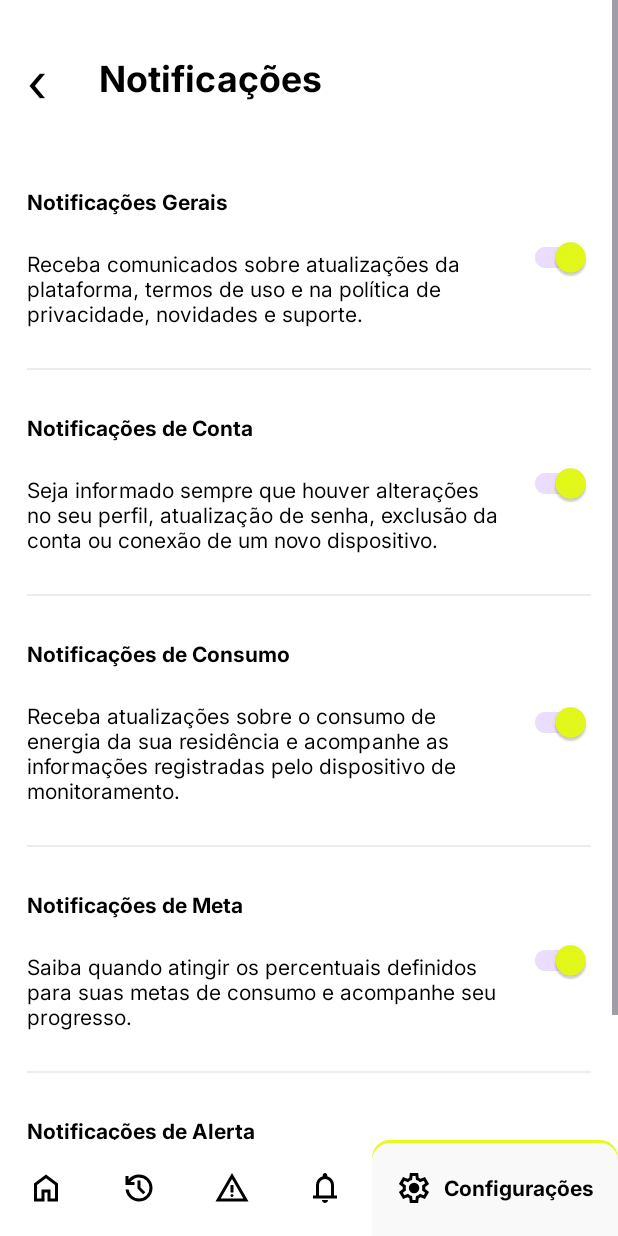
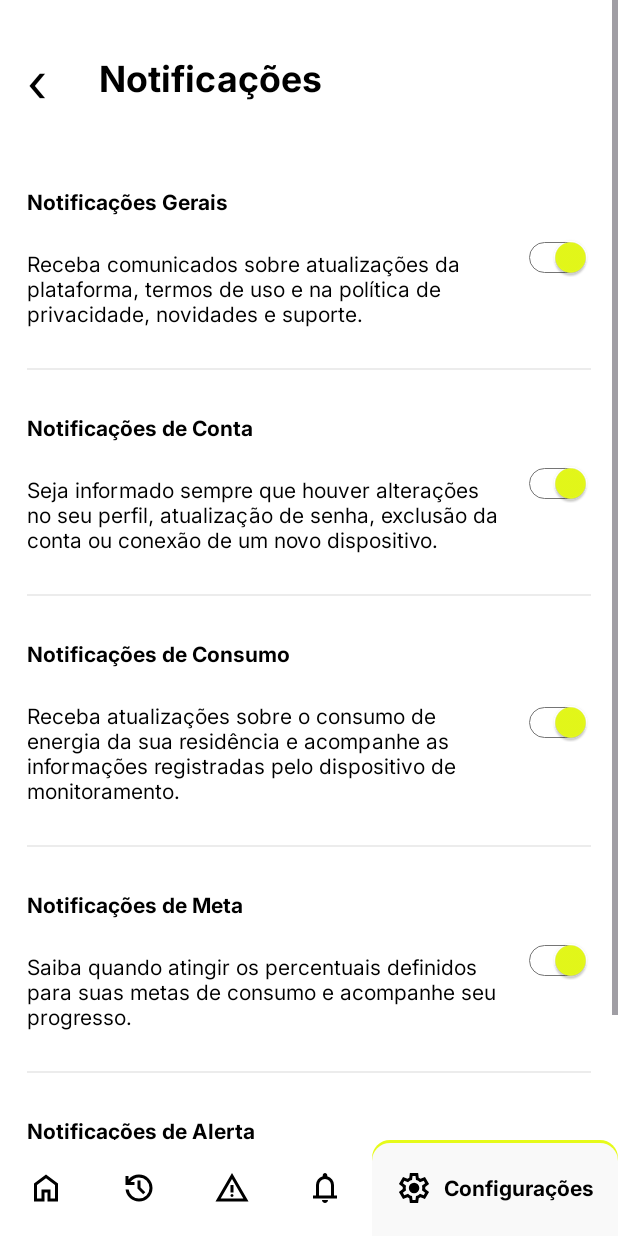
Before and after one commit to MariaVitoriaLopes/ZattsProject, an Android app: the ConfigNotificacoesActivity screen opened directly, with no data from a screen before it, on a phone screen of 412 x 824 dp. Run offline under Robolectric (Android 15) with nearby library versions, the phone set to English and light mode, and no system bars.

Commit message:
Feat: Add apk

```diff
--- a/mobile/app/build.gradle.kts
+++ b/mobile/app/build.gradle.kts
@@ -34,7 +34,7 @@ android {
             buildConfigField(
                 "String",
                 "BASE_URL",
-                "\"http://127.0.0.1:8081/\""
+                "\"https://zattsproject.onrender.com/\""
             )
         }
 
@@ -46,7 +46,7 @@ android {
             buildConfigField(
                 "String",
                 "BASE_URL",
-                "\"http://127.0.0.1:8081/\""
+                "\"https://zattsproject.onrender.com/\""
             )
         }
     }
--- /dev/null
+++ b/mobile/app/src/main/res/drawable/switch_track.xml
@@ -0,0 +1,24 @@
+<?xml version="1.0" encoding="utf-8"?>
+<selector xmlns:android="http://schemas.android.com/apk/res/android">
+
+    <item android:state_checked="true">
+        <shape android:shape="rectangle">
+            <solid android:color="#FFFFFF"/>
+            <stroke
+                android:width="0.95dp"
+                android:color="#757575"/>
+            <corners android:radius="50dp"/>
+        </shape>
+    </item>
+
+    <item>
+        <shape android:shape="rectangle">
+            <solid android:color="#E0E0E0"/>
+            <stroke
+                android:width="0.95dp"
+                android:color="#757575"/>
+            <corners android:radius="50dp"/>
+        </shape>
+    </item>
+
+</selector>
--- a/mobile/app/src/main/res/layout/activity_config_notificacoes.xml
+++ b/mobile/app/src/main/res/layout/activity_config_notificacoes.xml
@@ -93,7 +93,9 @@
                     android:layout_height="wrap_content"
                     android:checked="true"
                     android:contentDescription="Ativar notificações gerais"
-                    app:showText="false"/>
+                    app:showText="false"
+                    app:track="@drawable/switch_track"
+                    app:trackTint="@null"/>
 
             </LinearLayout>
 
@@ -142,7 +144,9 @@
                     android:layout_height="wrap_content"
                     android:checked="true"
                     android:contentDescription="Ativar notificações de conta"
-                    app:showText="false"/>
+                    app:showText="false"
+                    app:track="@drawable/switch_track"
+                    app:trackTint="@null"/>
 
             </LinearLayout>
 
@@ -191,7 +195,9 @@
                     android:layout_height="wrap_content"
                     android:checked="true"
                     android:contentDescription="Ativar notificações de consumo"
-                    app:showText="false"/>
+                    app:showText="false"
+                    app:track="@drawable/switch_track"
+                    app:trackTint="@null"/>
 
             </LinearLayout>
 
@@ -240,7 +246,9 @@
                     android:layout_height="wrap_content"
                     android:checked="true"
                     android:contentDescription="Ativar notificações de meta"
-                    app:showText="false"/>
+                    app:showText="false"
+                    app:track="@drawable/switch_track"
+                    app:trackTint="@null"/>
 
             </LinearLayout>
 
@@ -289,7 +297,9 @@
                     android:layout_height="wrap_content"
                     android:checked="true"
                     android:contentDescription="Ativar notificações de alerta"
-                    app:showText="false"/>
+                    app:showText="false"
+                    app:track="@drawable/switch_track"
+                    app:trackTint="@null"/>
 
             </LinearLayout>
 
--- a/mobile/app/src/main/res/layout/activity_settings.xml
+++ b/mobile/app/src/main/res/layout/activity_settings.xml
@@ -14,7 +14,8 @@
         android:layout_width="match_parent"
         android:layout_height="match_parent"
         android:fillViewport="true"
-        android:clipToPadding="false">
+        android:clipToPadding="false"
+        android:layout_marginBottom="40dp">
 
         <LinearLayout
             android:layout_width="match_parent"
```
Also changed, not shown: mobile/app/src/main/res/layout/activity_ajuda_suporte.xml (+6 -3 lines), mobile/app/src/main/res/layout/activity_dispositivos.xml (+4 -5 lines), 5 other files.
